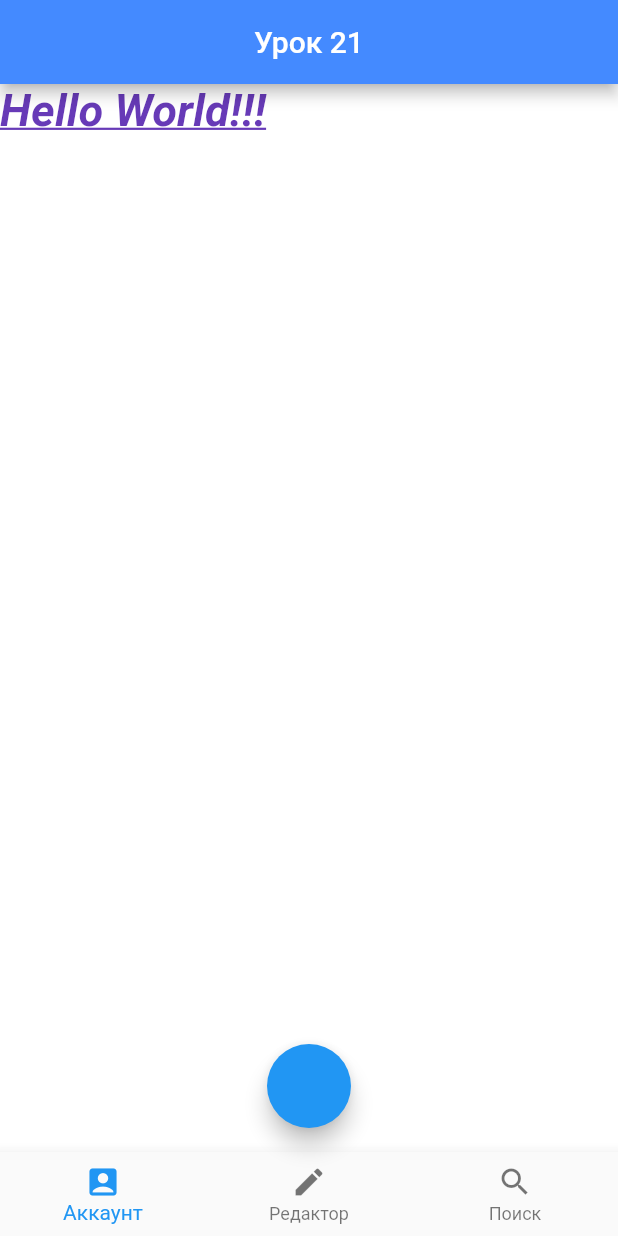
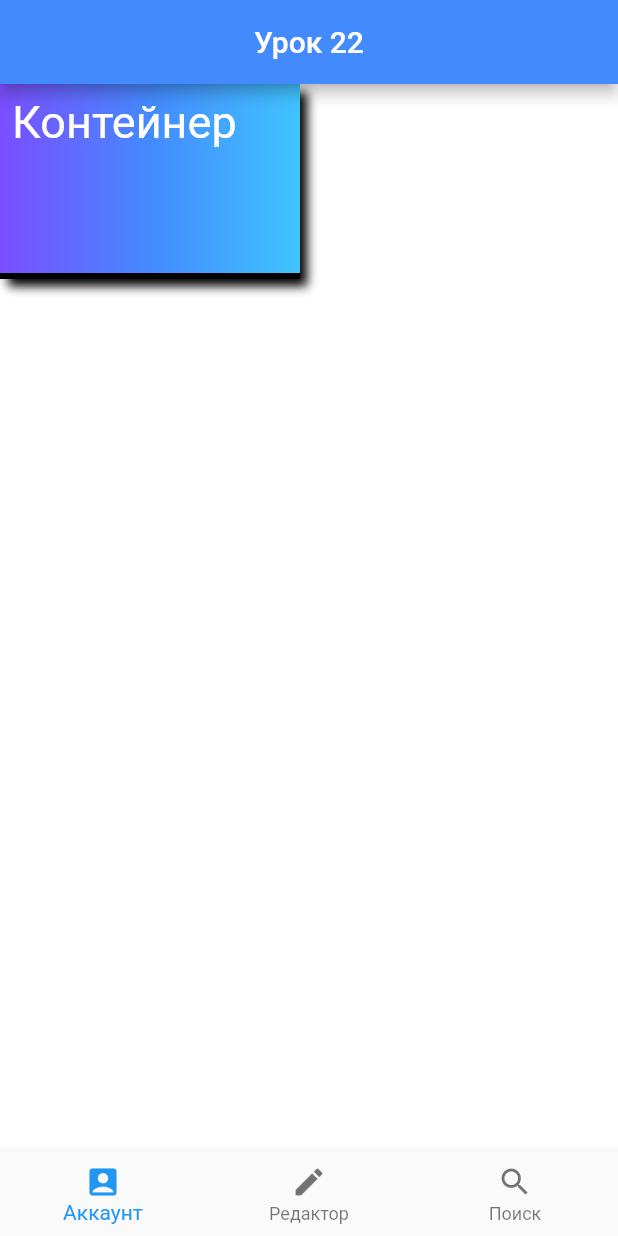
Before and after one commit to kirillnepomiluev/FlutterLessonsStemford, a Flutter app: the screen it shows after launch, on a phone screen of 412 x 824 dp. Run offline on Flutter 3.47's test engine with Material 2 defaults, Android fonts, the phone set to English and light mode, and no system bars.

Commit message:
Урок 22

```diff
--- a/lib/main.dart
+++ b/lib/main.dart
@@ -12,83 +12,146 @@ class Lessons extends StatelessWidget {
       home: Scaffold(
         appBar: AppBar(
           centerTitle: true,
-          title: Text("Урок 21",
+          title: Text("Урок 22",
           ),
           backgroundColor: Colors.blueAccent,
         ),
         backgroundColor: Colors.white,
-        floatingActionButton: FloatingActionButton(onPressed: () {},),
-        floatingActionButtonLocation: FloatingActionButtonLocation.centerFloat,
         bottomNavigationBar: BottomNavigationBar(items: [
           BottomNavigationBarItem(icon: Icon(Icons.account_box) , label: "Аккаунт"),
           BottomNavigationBarItem(icon: Icon(Icons.edit), label: "Редактор"),
           BottomNavigationBarItem(icon: Icon(Icons.search), label:"Поиск"),
         ],),
-        body: Text(
 
-            "Hello World!!!", // Есть много способов декорировать текста. Универсальный виджет, отвечающий за стилизацию текстаявляется виджет TextStyle(), передаваемый в свойство style/.
+        /// До сегодняшнего дня мы могли помещать в тело страницы только текст. Сегодня мы научимся создавать новый элемент - контейнер
+        /// Как следует из названия контейнер - это хранилище для чего либо. При этом он имеет определенные размеры, цвет, форму и т.д.
+        /// Рассмотрим виджет Container(), а также его свойства:
 
-                style: TextStyle( // Свойство, отвечающее за стиль текста. Принимает в себя виджет TextStyle().
+        body: Container(
 
-                     fontSize: 30, // Свойство, отвечающее за размер шрифта. Принимает в себя вещественное число.
+          child: Padding(
+            padding: const EdgeInsets.all(8.0),
+            child: Text("Контейнер", style: TextStyle(color: Colors.white, fontSize: 30),),
+          ), /// Свойство, в которое помещается содержимое контейнера.
+          /// Принимает в себя различные виджеты. В примере в контейнер помещается текст.
 
-                     fontWeight: FontWeight.bold, // Свойство, отвечающее за толщину текста. Принимает в себя конструкторы FontWeight.
+          width: 200, // Свойство, отвечающее за ширину контейнера. Принимает в себя вещественное число.
 
-                     fontStyle: FontStyle.italic, // Свойство, отвечающее за стиль текста. Принимает в себя конструкторы FontStyle.
+          height: 130, // Свойство, отвечающее за высоту контейнера. Принимает в себя вещественное число.
 
-                     decoration: TextDecoration.underline, // Свойство, отвечающее за декорирование текста. Принимает в себя конструкторы TextDecoration.
+          // color: Colors.blueGrey, /// Свойство, отвечающее за цвет контейнера. Принимает в себя виджет Color(). Важно:
+          /// виджет BoxDecoration также имеет свойство color, поэтому если у нас имеется свойство decoration, но цвет
+          /// контейнера необходимо указывать именно внутри него.
 
-                     color: Colors.deepPurple, // Свойство, отвечающее за цвет текста. Принимает в себя цветовые виджеты.
+          decoration: BoxDecoration( // Свойство, отвечающее за стилизацию контейнера. Принимает в себя виджет BoxDecoration().
 
+            boxShadow: [BoxShadow( // Свойство, отвечающее за добавление теней объекту. Принимает в себя виджеты BoxShadow().
+
+              color: Colors.black, // Свойство, отвечающее за цвет тени
+
+              blurRadius: 5, // Свойство, задающее радиус размытия тени. Принимает в себя вецественное число.
+
+              offset: Offset(5, 5), // Свойство, отвечающее за смещение тени относительно объекта. Принимает в себя два числа: одно отвечает за смещение по горизонтали, другое - за смещение по вертикали.
+
+          ),],
+
+            // borderRadius: BorderRadius.circular(30), /// Свойство, отвечающее за скругление углов контейнера. Принимает в себя вещественное число.
+
+            gradient: LinearGradient( /// Свойство, отвечающее за нанесение градиента на контейнер. Принимает в себя различные виджеты, отвечающие
+              /// за форму градиента. В нашем примере градиент - линейный. Важно: если мы задаем градиент контейнеру, его свойство color уходит
+              /// на второй план.
+
+              begin: Alignment.centerLeft, // Свойство, указывающее начало градиента. Принимает в себя конструктор Alignment.
+
+              end: Alignment.centerRight, // Свойство, указывающее конец градиента. Принимает в себя конструктор Alignment.
+
+              colors: [ // Свойство, принимающие в себя перечень цветов. Цвета располагаются слева направо.
+
+                Colors.deepPurpleAccent,
+                Colors.blueAccent,
+                Colors.lightBlueAccent
+
+              ],
+
+            ),
+
+            color: Colors.blueGrey, // Свойство, отвечающее за цвет контейнера.
+
+            shape: BoxShape.rectangle, /// Свойствоб отвечающее за форму контейнера. Принимает в себя кнструкторы BoxShape(). В примере
+            /// приведен конструктро прямоугольной формы контейнера.
+
+            border:
+            // Border.all(width: 1.0, color:  Colors.black)
+            Border( // Свойство, добавляющее контуйнеру рамку. Принимает в себя виджет Border().
+
+              bottom: BorderSide( // Свойство, отвечающее за нижнюю границу контейнера. Принимает в себя виджет BorderSide().
+
+                width: 4, // Свойство, отвечающее за толщину рамки. Принимает в себя вещественное число.
+
+                color: Colors.black, // Свойство, отвечающее за цвет рамки. Принимает в себя виджет Color().
+
+                ),
+              ),
+            ),
           ),
-        ),
 
+        /// Создадим еще один контейнер, и поэкспериментируем со свойствами:
 
-
-
-        // body: RichText( /// В предыдущем примере мы научились декорировать текст. Однако, стиль текста распространялся на весь текст. Что
-        //   /// если нам нужно стилизовать отдельный участок текста? Для этого существует виджет RichText(). Он позволяет нам разбить текст на участки, и
-        //   /// задавать стиль для каждого из них индивидуально.
+        // body: Container( // Свойство child не является обязательным, поэтому можно оставить контейнер пустым.
+        //   width: 100,
+        //   height: 100,
+        //   decoration: BoxDecoration(
+        //     boxShadow: [BoxShadow(
+        //       color: Colors.black,
+        //       blurRadius: 3,
+        //       offset: Offset(4, 5),
+        //     ),],
+        //     gradient: RadialGradient( // Этот тип градиента является радиальным.
+        //       center: Alignment.center,
+        //       colors: [
+        //         Colors.red,
+        //         Colors.orangeAccent,
+        //         Colors.yellowAccent
+        //       ],
+        //     ),
+        //     shape: BoxShape.circle, // Конструктор, создающий круглый контейнер.
+        //     border: Border.all( // В случае, если контейнер круглый, нам необходимо задавать рамку одинаковую со всех сторон, иначе может возникнуть ошибка.
+        //       width: 2,
+        //       color: Colors.red,
         //
-        //   text: TextSpan(// Свойство, в которое помещается виджет TextSpan(), содержащий фрагмент текста и его стиль.
-        //
-        //     style: TextStyle( // Сюда мы поместим стиль текста по умолчанию.
-        //       fontSize: 30,
-        //       fontWeight: FontWeight.bold,
-        //       fontStyle: FontStyle.italic,
-        //       decoration: TextDecoration.underline,
-        //       color: Colors.deepPurple,
         //     ),
-        //     children: [ /// Свойство children содержит в себе дочерние виджеты. При этом дочерние виджеты помещаются в квадратные скобки.
-        //       /// Теперь внутрь свойства children мы передадим еще несколько вилдетов TextSpan(), в которых будут содержаться отдельные
-        //       /// фрагменты текста, и стили для них. Если же мы не зададим для них уникальный стил, то они примут параметры, указанные
-        //       /// выше.
-        //
-        //       TextSpan( // Первый TextSpan будет содержать слово Hello .
-        //
-        //         text: "Hello ", // Здесь в свойство text мы уже передаем непосредственно текст, над которым будут произвоодиться изменения.
-        //
-        //         style: TextStyle(fontWeight: FontWeight.normal, color: Colors.black, decoration: TextDecoration.none), // Сделаем текст нормальной толщины, изменим цвет на черный и уберем нижнее подчеркивание.
-        //
-        //       ),
-        //
-        //       TextSpan(
-        //         text: "World",
-        //         style: TextStyle(color: Colors.blueGrey), // Изменим цвет текста на синий.
-        //
-        //       ),
-        //
-        //       TextSpan(
-        //         text: "!!!",
-        //         style: TextStyle(color: Colors.blue, fontStyle: FontStyle.normal, fontSize: 35, decoration: TextDecoration.none), /// Изменим цвет на синий, уиерем курсив и подчеркивание, а также увеличиваем
-        //         ///размер шрифта
-        //       ),
-        //     ],
         //   ),
         // ),
-      ),
-    );
+
+        // Рассмотрим еще один пример:
+
+        // body: Container(
+        //   width: 150,
+        //   height: 100,
+        //   decoration: BoxDecoration(
+        //     boxShadow: [BoxShadow(
+        //       color: Colors.black,
+        //       blurRadius: 3,
+        //       offset: Offset(4, 5),
+        //     ),],
+        //     gradient: LinearGradient( // Этот тип градиента является радиальным.
+        //       begin: Alignment.topLeft,
+        //       end: Alignment.bottomRight,
+        //       colors: [
+        //         Colors.teal,
+        //         Colors.green,
+        //         Colors.greenAccent,
+        //       ],
+        //     ),
+        //     borderRadius: BorderRadius.circular(30), // Скругление углов контейнера также требует установки одинаковых рамок со всех сторон.
+        //     border: Border.all( // В случае, если контейнер круглый, нам необходимо задавать рамку одинаковую со всех сторон, иначе может возникнуть ошибка.
+        //       width: 2,
+        //       color: Colors.teal,
+        //
+        //     ),
+        //   ),
+        // ),
+        ),
+      );
   }
 }
-
-/// В дальнейшем мы познакомимся подробнее с каждым из этих элементов.
```
